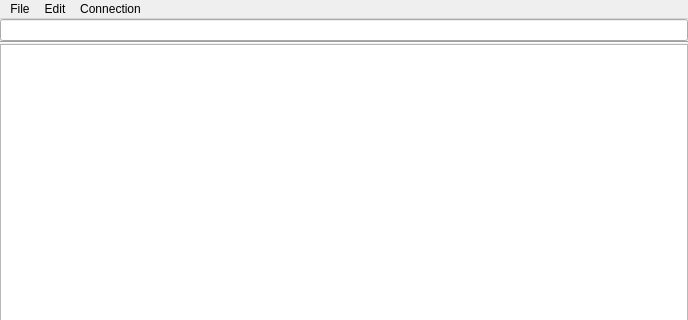
digitallumens/dlterm, file mainwindow.ui: the form before one commit; both pictures show x 0 to 688 and y 0 to 320 of the 688 by 557 pixel window.
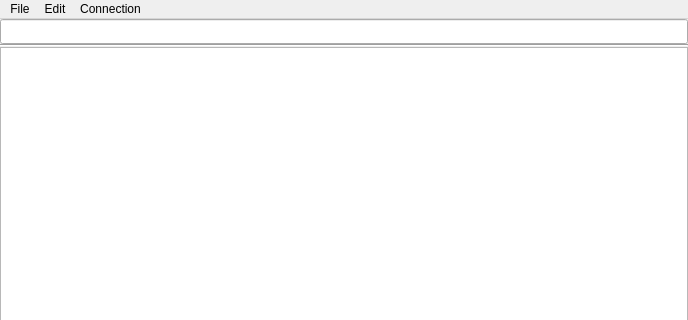
The form after the commit.

The edit to the form file:
```diff
--- a/mainwindow.ui
+++ b/mainwindow.ui
@@ -44,6 +44,18 @@
     </item>
     <item row="0" column="0">
      <widget class="QLineEdit" name="commandLine">
+      <property name="sizePolicy">
+       <sizepolicy hsizetype="Expanding" vsizetype="Fixed">
+        <horstretch>0</horstretch>
+        <verstretch>0</verstretch>
+       </sizepolicy>
+      </property>
+      <property name="minimumSize">
+       <size>
+        <width>0</width>
+        <height>25</height>
+       </size>
+      </property>
       <property name="frame">
        <bool>true</bool>
       </property>
```
